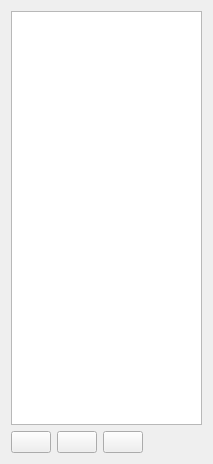
Above: src/prymatex/gui/panes/ui_files/project.ui from prymatex/prymatex before the change. Below: the same form after it.
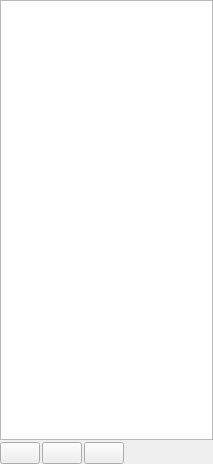
That is the form after the change. Icons and pictures are not drawn.

What changed in the file:
```diff
--- a/src/prymatex/gui/panes/ui_files/project.ui
+++ b/src/prymatex/gui/panes/ui_files/project.ui
@@ -14,6 +14,12 @@
    <string>Form</string>
   </property>
   <layout class="QVBoxLayout" name="verticalLayout">
+   <property name="spacing">
+    <number>2</number>
+   </property>
+   <property name="margin">
+    <number>0</number>
+   </property>
    <item>
     <widget class="QTreeView" name="treeProject"/>
    </item>
```
Left out of the diff: 6 changed lines with no effect on the pictures.
